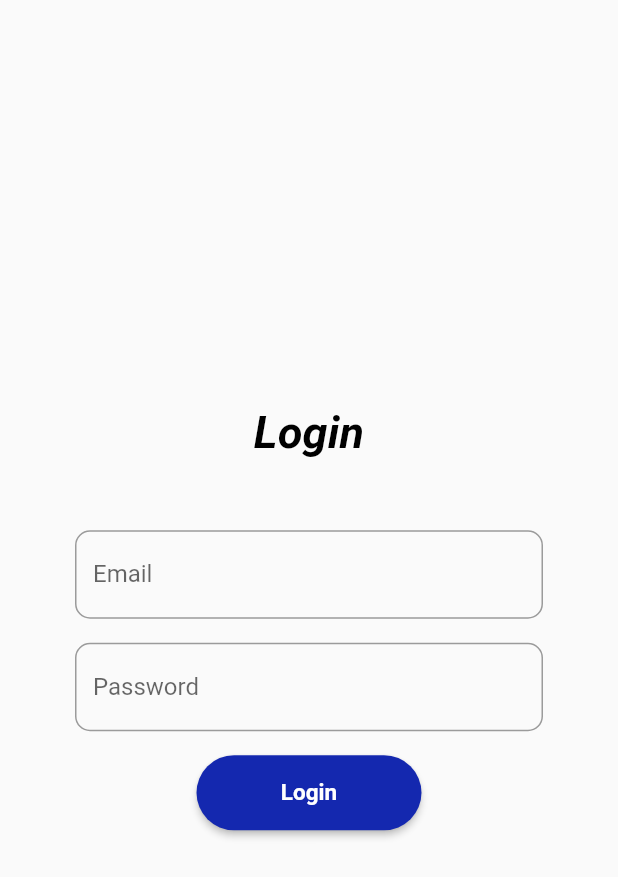
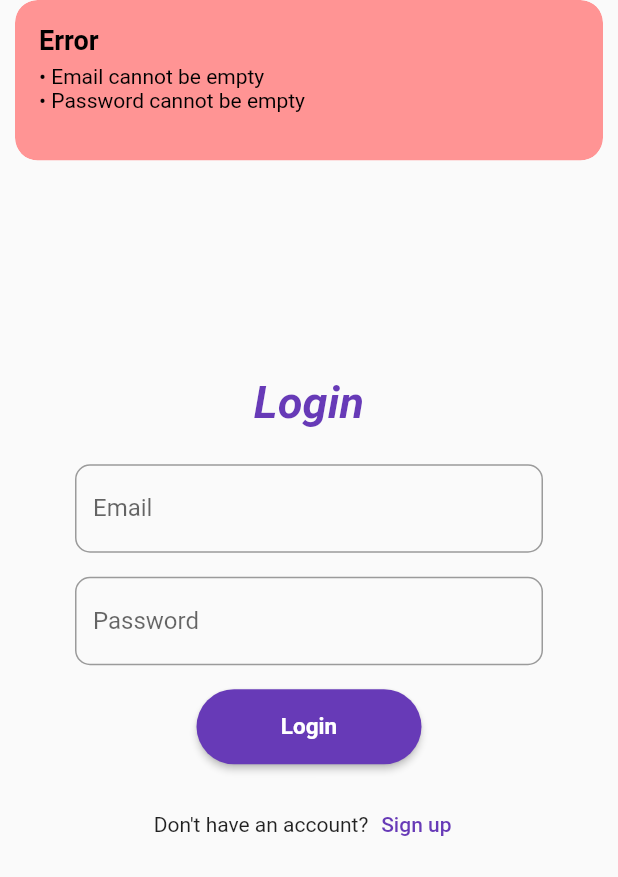
Before and after one commit to lKhanl/closet-app, a Flutter app: the LoginPage screen opened directly, after a tap on "Login", on a phone screen of 412 x 824 dp. Shown: the top 877 px of the screen. Run offline on Flutter 3.47's test engine with Material 2 defaults, Android fonts, the light colour scheme and no system bars; our stand-ins replace flutter_dotenv, get, get_it, get_storage; accounts and stored records are empty.

Commit message:
login register file structer is set

```diff
--- a/lib/components/button.dart
+++ b/lib/components/button.dart
@@ -11,7 +11,8 @@ class Button extends StatelessWidget {
   final double borderRadius;
   final Color backgroundColor;
 
-  const Button({super.key,
+  const Button(
+      {super.key,
       required this.text,
       this.onPressed,
       this.color = Colors.white,
@@ -20,7 +21,7 @@ class Button extends StatelessWidget {
       this.width = 150,
       this.height = 50,
       this.borderRadius = 50,
-    this.backgroundColor = const Color.fromRGBO(20, 40, 175, 1)});
+      this.backgroundColor = Colors.deepPurple});
 
   @override
   Widget build(BuildContext context) {
--- a/lib/components/text_field.dart
+++ b/lib/components/text_field.dart
@@ -2,14 +2,15 @@ import 'package:flutter/material.dart';
 
 class CustomTextField extends StatelessWidget {
   final String text;
+  final Function(String)? onChanged;
 
-  const CustomTextField(
-      {super.key, required this.text});
+  const CustomTextField({super.key, required this.text, this.onChanged});
 
   @override
   Widget build(BuildContext context) {
     return SizedBox(
       child: TextField(
+        onChanged: onChanged,
         decoration: InputDecoration(
           border: const OutlineInputBorder(
             borderRadius: BorderRadius.all(Radius.circular(10)),
--- a/lib/components/title.dart
+++ b/lib/components/title.dart
@@ -1,3 +1,4 @@
+import 'package:ClosetApp/style/theme_colors.dart';
 import 'package:flutter/material.dart';
 
 class CustomTitle extends StatelessWidget {
@@ -6,9 +7,10 @@ class CustomTitle extends StatelessWidget {
   final double fontSize;
   final FontWeight fontWeight;
 
-  const CustomTitle({super.key,
+  const CustomTitle({
+    super.key,
     required this.text,
-    this.color = Colors.black,
+    this.color = ThemeColors.purpleDark,
     this.fontSize = 40,
     this.fontWeight = FontWeight.bold,
   });
--- a/lib/main.dart
+++ b/lib/main.dart
@@ -1,7 +1,6 @@
 import 'package:ClosetApp/pages/initial/initial_page.dart';
-import 'package:ClosetApp/style/theme_colors.dart';
+import 'package:ClosetApp/services/service_locator.dart';
 import 'package:flutter/material.dart';
-import 'package:flutter/services.dart';
 import 'package:flutter_dotenv/flutter_dotenv.dart';
 import 'package:get/get_navigation/src/root/get_material_app.dart';
 import 'package:get_storage/get_storage.dart';
@@ -9,6 +8,7 @@ import 'package:get_storage/get_storage.dart';
 void main() async {
   await dotenv.load(fileName: ".env");
   await GetStorage.init();
+  setupGetIt();
   runApp(const ClosetApp());
 }
 
--- /dev/null
+++ b/lib/pages/base_statefull_page.dart
@@ -0,0 +1,5 @@
+import 'package:flutter/material.dart';
+
+abstract class BaseStatefulPage extends StatefulWidget {
+  const BaseStatefulPage({super.key});
+}
--- /dev/null
+++ b/lib/pages/base_stateless_page.dart
@@ -0,0 +1,5 @@
+import 'package:flutter/material.dart';
+
+abstract class BaseStatelessPage extends StatelessWidget {
+  const BaseStatelessPage({super.key});
+}
--- a/lib/pages/login/login_page.dart
+++ b/lib/pages/login/login_page.dart
@@ -2,10 +2,18 @@ import 'package:ClosetApp/components/button.dart';
 import 'package:ClosetApp/components/text_field.dart';
 import 'package:ClosetApp/components/title.dart';
 import 'package:ClosetApp/layout/box.dart';
+import 'package:ClosetApp/pages/base_stateless_page.dart';
+import 'package:ClosetApp/pages/login/login_state_manager.dart';
+import 'package:ClosetApp/utils/router.dart';
 import 'package:flutter/material.dart';
+import 'package:get_it/get_it.dart';
 
-class LoginPage extends StatelessWidget {
-  const LoginPage({Key? key}) : super(key: key);
+import '../register/register_page.dart';
+
+class LoginPage extends BaseStatelessPage {
+  LoginPage({Key? key}) : super(key: key);
+
+  final _loginStateManager = GetIt.instance.get<LoginStateManager>();
 
   @override
   Widget build(BuildContext context) {
@@ -16,14 +24,29 @@ class LoginPage extends StatelessWidget {
           mainAxisAlignment: MainAxisAlignment.center,
           children: [
             const CustomTitle(text: 'Login', fontSize: 30),
-            Box.h48,
-            const CustomTextField(text: 'Email'),
+            Box.h24,
+            CustomTextField(
+                text: 'Email',
+                onChanged: (value) => _loginStateManager.setEmail(value)),
             Box.h16,
-            const CustomTextField(text: 'Password'),
+            CustomTextField(
+                text: 'Password',
+                onChanged: (value) => _loginStateManager.setPassword(value)),
             Box.h16,
             Button(
               text: 'Login',
-              onPressed: () => null,
+              onPressed: () => _loginStateManager.login(),
+            ),
+            Box.h16,
+            Row(
+              mainAxisAlignment: MainAxisAlignment.center,
+              children: [
+                const Text('Don\'t have an account?'),
+                TextButton(
+                  onPressed: () => RouterUtils.goStateless(RegisterPage()),
+                  child: const Text('Sign up'),
+                ),
+              ],
             ),
           ],
         ),
--- /dev/null
+++ b/lib/pages/login/login_state_manager.dart
@@ -0,0 +1,28 @@
+import 'package:ClosetApp/utils/validator.dart';
+import 'package:get_it/get_it.dart';
+
+import '../../services/auth_service.dart';
+
+class LoginStateManager {
+  final _authService = GetIt.instance.get<AuthService>();
+  String _email = '';
+  String _password = '';
+
+  void setEmail(String email) {
+    _email = email;
+  }
+
+  void setPassword(String password) {
+    _password = password;
+  }
+
+  void login() {
+    validate({
+      'Email': _email,
+      'Password': _password,
+    });
+
+    final success = _authService.login(_email, _password);
+    print(success);
+  }
+}
--- /dev/null
+++ b/lib/pages/register/register_state_manager.dart
@@ -0,0 +1,43 @@
+import 'package:ClosetApp/utils/validator.dart';
+import 'package:get_it/get_it.dart';
+
+import '../../services/auth_service.dart';
+
+class RegisterStateManager {
+  final _service = GetIt.instance.get<AuthService>();
+  String _fullName = '';
+  String _email = '';
+  String _password = '';
+  String _passwordConfirmation = '';
+
+  void setUsername(String username) {
+    _email = username;
+  }
+
+  void setPassword(String password) {
+    _password = password;
+  }
+
+  void setFullName(String fullName) {
+    _fullName = fullName;
+  }
+
+  void setPasswordConfirmation(String passwordConfirmation) {
+    _passwordConfirmation = passwordConfirmation;
+  }
+
+  void register() {
+    validate({
+      'Full Name': _fullName,
+      'Email': _email,
+      'Password': _password,
+      'Password Confirmation': _passwordConfirmation,
+    });
+
+    final success =
+        _service.register(_fullName, _email, _password, _passwordConfirmation);
+    if (success) {
+      print(_fullName);
+    }
+  }
+}
--- /dev/null
+++ b/lib/services/auth_service.dart
@@ -0,0 +1,10 @@
+class AuthService {
+  bool register(String fullName, String email, String password,
+      String passwordConfirmation) {
+    return true;
+  }
+
+  String login(String email, String password) {
+    return "token";
+  }
+}
--- a/lib/style/theme_colors.dart
+++ b/lib/style/theme_colors.dart
@@ -1,9 +1,10 @@
 import 'package:flutter/material.dart';
 
 class ThemeColors {
-  static Color white = const Color.fromRGBO(255, 255, 255, 1);
-  static Color purpleLight = const Color.fromRGBO(232, 221, 255, 1);
-  static Color purpleDark = const Color.fromRGBO(20, 40, 175, 1);
-  static Color error = const Color(0xFFED4337);
-  static Color success = const Color(0xFF78BD52);
+  static const Color white = Color.fromRGBO(255, 255, 255, 1);
+  static const Color black = Color.fromRGBO(0, 0, 0, 1);
+  static const Color purpleLight = Color.fromRGBO(232, 221, 255, 1);
+  static const Color purpleDark = Colors.deepPurple;
+  static const Color error = Color(0xFFFF9494);
+  static const Color success = Color(0xFF78BD52);
 }
--- /dev/null
+++ b/lib/utils/snackbar_utils.dart
@@ -0,0 +1,28 @@
+import 'package:ClosetApp/style/theme_colors.dart';
+import 'package:flutter/material.dart';
+import 'package:get/get.dart';
+
+class SnackbarUtils {
+  static void showError(String message) {
+    Get.snackbar(
+      'Error',
+      message,
+      backgroundColor: ThemeColors.error,
+      titleText: Text(
+        'Error',
+        style: TextStyle(
+            color: ThemeColors.black,
+            fontWeight: FontWeight.bold,
+            fontSize: 18),
+      ),
+      messageText: Text(
+        message,
+        style: TextStyle(color: ThemeColors.black),
+      ),
+    );
+  }
+
+  static void showSuccess(String title, String message) {
+    Get.snackbar(title, message, backgroundColor: ThemeColors.success);
+  }
+}
--- /dev/null
+++ b/lib/utils/validator.dart
@@ -0,0 +1,13 @@
+import 'package:ClosetApp/utils/snackbar_utils.dart';
+
+void validate(Map<String, String> mapOfArguments) {
+  String errorMessage = '';
+  mapOfArguments.forEach((key, value) {
+    if (value.isEmpty) {
+      errorMessage += '\u2022 $key cannot be empty\n';
+    }
+  });
+  if (errorMessage.isNotEmpty) {
+    SnackbarUtils.showError(errorMessage);
+  }
+}
--- a/pubspec.yaml
+++ b/pubspec.yaml
@@ -17,6 +17,7 @@ dependencies:
   get_storage: ^2.0.3
   cupertino_icons: ^1.0.2
   flutter_dotenv: ^5.1.0
+  get_it: ^7.2.0
 
 dev_dependencies:
   flutter_test:
```
Also changed, not shown: lib/pages/initial/initial_page.dart (+7 -3 lines), lib/pages/register/register_page.dart (+65 -0 lines), lib/services/service_locator.dart (added, +15 -0 lines), lib/utils/router.dart (added, +13 -0 lines), pubspec.lock. Lines whose indentation alone changed are shown as unchanged.
